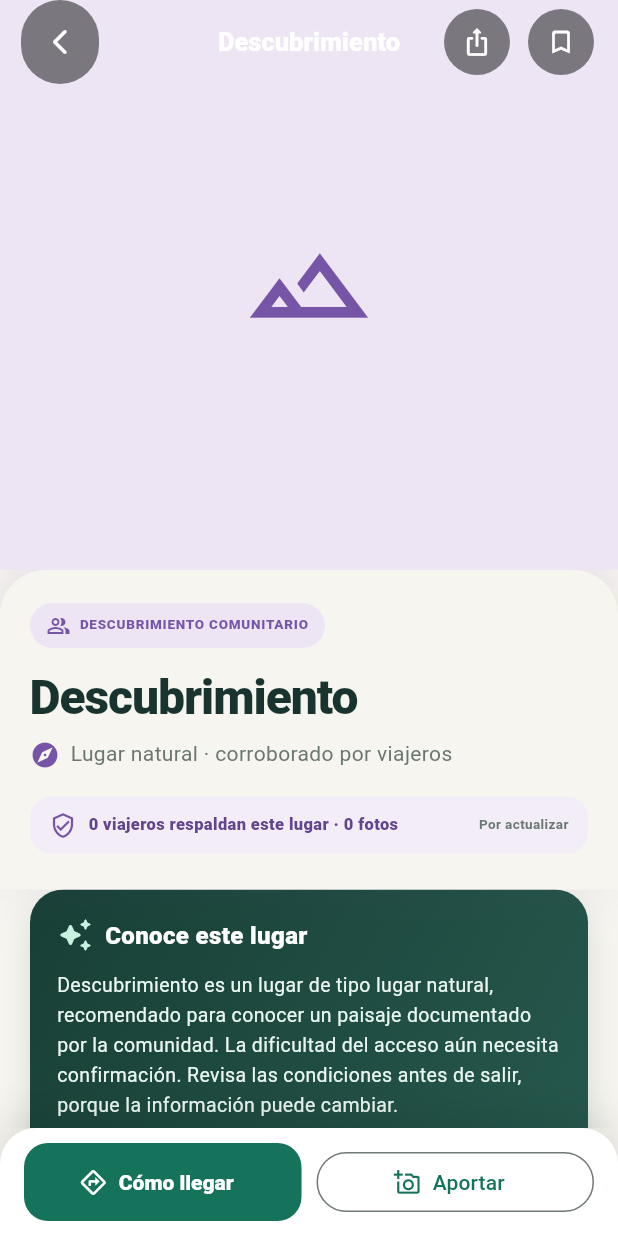
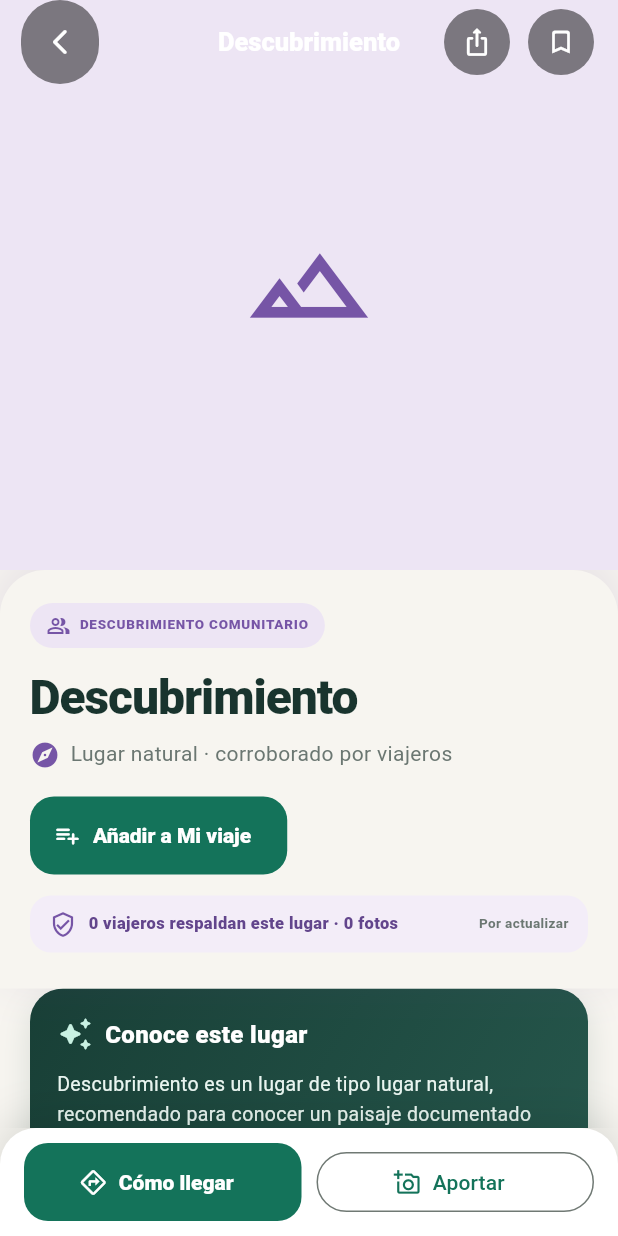
Before and after one commit to Nxz-ST/Turismo-app, a Flutter app: the CommunityPlaceDetailScreen screen opened directly with empty values, on a phone screen of 412 x 824 dp. Run offline on Flutter 3.47's test engine with Material 3 defaults, Android fonts, the phone set to English and light mode, and no system bars; our stand-ins replace connectivity_plus, geolocator, google_maps_flutter, image_picker, share_plus, shared_preferences and 1 more; accounts and stored records are empty; Roboto replaces fonts that are missing (SF Pro Display); statements that could not run were skipped.

Commit message:
feat: integrate community places into trip planning

```diff
--- a/lib/features/places/models/tourist_place_model.dart
+++ b/lib/features/places/models/tourist_place_model.dart
@@ -13,6 +13,8 @@ class TouristPlaceModel {
   final double? accessLatitud;
   final double? accessLongitud;
   final String accessNotes;
+  final String source;
+  final String? communityId;
 
   final String descripcion;
   final String tipoIngreso;
@@ -39,6 +41,8 @@ class TouristPlaceModel {
     this.accessLatitud,
     this.accessLongitud,
     this.accessNotes = '',
+    this.source = 'official',
+    this.communityId,
     required this.descripcion,
     required this.tipoIngreso,
     required this.tarifaAdulto,
@@ -69,6 +73,8 @@ class TouristPlaceModel {
         json['access_longitud']?.toString() ?? '',
       ),
       accessNotes: json['access_notes']?.toString() ?? '',
+      source: json['source']?.toString() ?? 'official',
+      communityId: json['community_id']?.toString(),
       descripcion: json['descripcion']?.toString() ?? '',
       tipoIngreso: json['tipo_ingreso']?.toString() ?? '',
       tarifaAdulto: json['tarifa_adulto']?.toString() ?? '',
@@ -99,6 +105,8 @@ class TouristPlaceModel {
         json['access_longitud']?.toString() ?? '',
       ),
       accessNotes: json['access_notes']?.toString() ?? '',
+      source: json['source']?.toString() ?? 'official',
+      communityId: json['community_id']?.toString(),
       descripcion: json['descripcion']?.toString() ?? '',
       tipoIngreso: json['tipo_ingreso']?.toString() ?? '',
       tarifaAdulto: json['tarifa_adulto']?.toString() ?? '',
@@ -129,6 +137,8 @@ class TouristPlaceModel {
         json['access_longitud']?.toString() ?? '',
       ),
       accessNotes: json['access_notes']?.toString() ?? '',
+      source: json['source']?.toString() ?? 'official',
+      communityId: json['community_id']?.toString(),
       descripcion: json['descripcion']?.toString() ?? '',
       tipoIngreso: json['tipo_ingreso']?.toString() ?? '',
       tarifaAdulto: json['tarifa_adulto']?.toString() ?? '',
@@ -138,6 +148,46 @@ class TouristPlaceModel {
       horarioVisita: json['horario_visita']?.toString() ?? '',
       recomendacionesVisita: json['recomendaciones_visita']?.toString() ?? '',
       actividades: json['actividades']?.toString() ?? '',
+    );
+  }
+
+  factory TouristPlaceModel.fromCommunity(Map<String, dynamic> json) {
+    final communityId = json['id']?.toString() ?? '';
+    var stableId = 17;
+    for (final unit in communityId.codeUnits) {
+      stableId = ((stableId * 31) + unit) & 0x3fffffff;
+    }
+    String value(List<String> keys) {
+      for (final key in keys) {
+        final result = json[key]?.toString().trim() ?? '';
+        if (result.isNotEmpty) return result;
+      }
+      return '';
+    }
+
+    return TouristPlaceModel(
+      id: -stableId.abs(),
+      codigo: 0,
+      nombre: value(['nombre', 'name']),
+      categoria: value(['categoria_ia', 'category', 'categoria']),
+      departamento: value(['departamento', 'department']),
+      provincia: value(['provincia', 'province']),
+      distrito: value(['distrito', 'district']),
+      latitud: double.tryParse(value(['latitud', 'latitude'])) ?? 0,
+      longitud: double.tryParse(value(['longitud', 'longitude'])) ?? 0,
+      altitud: double.tryParse(value(['altitud', 'altitude'])) ?? 0,
+      descripcion: value(['descripcion', 'description']),
+      tipoIngreso: '',
+      tarifaAdulto: '',
+      tarifaNino: '',
+      tarifaExtranjero: '',
+      epocaVisita: '',
+      horarioVisita: '',
+      recomendacionesVisita: '',
+      actividades: '',
+      source: 'community',
+      communityId: communityId,
+      coordinateQuality: 'community_verified',
     );
   }
 
@@ -156,6 +206,8 @@ class TouristPlaceModel {
     'access_latitud': accessLatitud,
     'access_longitud': accessLongitud,
     'access_notes': accessNotes,
+    'source': source,
+    'community_id': communityId,
     'descripcion': descripcion,
     'tipo_ingreso': tipoIngreso,
     'tarifa_adulto': tarifaAdulto,
@@ -182,6 +234,8 @@ class TouristPlaceModel {
     accessLatitud: accessLatitud,
     accessLongitud: accessLongitud,
     accessNotes: accessNotes,
+    source: source,
+    communityId: communityId,
     descripcion: descripcion,
     tipoIngreso: tipoIngreso,
     tarifaAdulto: tarifaAdulto,
@@ -195,6 +249,9 @@ class TouristPlaceModel {
 
   bool get hasVerifiedAccess => accessLatitud != null && accessLongitud != null;
 
+  String get libraryKey =>
+      communityId == null ? 'official-$id' : 'community-$communityId';
+
   double get navigationLatitud => accessLatitud ?? latitud;
 
   double get navigationLongitud => accessLongitud ?? longitud;
--- a/lib/features/places/screens/community_place_detail_screen.dart
+++ b/lib/features/places/screens/community_place_detail_screen.dart
@@ -7,11 +7,13 @@ import 'package:url_launcher/url_launcher.dart';
 import '../../../core/constants/app_colors.dart';
 import '../../../core/utils/display_text.dart';
 import '../models/existing_place_target.dart';
+import '../models/tourist_place_model.dart';
 import '../models/place_trust_model.dart';
 import '../services/place_trust_service.dart';
 import '../widgets/place_trust_passport_card.dart';
 import '../widgets/place_issue_report_button.dart';
 import 'register_place_screen.dart';
+import '../../profile/services/travel_library_service.dart';
 
 class CommunityPlaceDetailScreen extends StatefulWidget {
   const CommunityPlaceDetailScreen({super.key, required this.initialPlace});
@@ -28,6 +30,7 @@ class _CommunityPlaceDetailScreenState
   late final String _placeId = widget.initialPlace['id'].toString();
   int _heroIndex = 0;
   bool _saved = false;
+  bool _inTrip = false;
   late final Future<Map<String, dynamic>> _future = PlaceTrustService()
       .getCommunityPlace(_placeId)
       .catchError((_) => widget.initialPlace);
@@ -38,6 +41,14 @@ class _CommunityPlaceDetailScreenState
   void initState() {
     super.initState();
     _loadSavedState();
+    _loadTripState();
+  }
+
+  Future<void> _loadTripState() async {
+    final inTrip = await TravelLibraryService.instance.isInTrip(
+      TouristPlaceModel.fromCommunity(widget.initialPlace),
+    );
+    if (mounted) setState(() => _inTrip = inTrip);
   }
 
   Future<void> _loadSavedState() async {
@@ -300,6 +311,14 @@ class _CommunityPlaceDetailScreenState
             ],
           ),
           const SizedBox(height: 18),
+          FilledButton.tonalIcon(
+            onPressed: _inTrip ? null : () => _addToTrip(place),
+            icon: Icon(
+              _inTrip ? Icons.check_rounded : Icons.playlist_add_rounded,
+            ),
+            label: Text(_inTrip ? 'Añadido a Mi viaje' : 'Añadir a Mi viaje'),
+          ),
+          const SizedBox(height: 14),
           Container(
             padding: const EdgeInsets.symmetric(horizontal: 13, vertical: 10),
             decoration: BoxDecoration(
@@ -424,6 +443,24 @@ class _CommunityPlaceDetailScreenState
       MaterialPageRoute(
         builder: (_) => RegisterPlaceScreen(
           existingPlace: ExistingPlaceTarget.fromCommunity(place),
+        ),
+      ),
+    );
+  }
+
+  Future<void> _addToTrip(Map<String, dynamic> place) async {
+    HapticFeedback.selectionClick();
+    final added = await TravelLibraryService.instance.addToTrip(
+      TouristPlaceModel.fromCommunity(place),
+    );
+    if (!mounted) return;
+    setState(() => _inTrip = true);
+    ScaffoldMessenger.of(context).showSnackBar(
+      SnackBar(
+        content: Text(
+          added
+              ? 'Lugar añadido a Mi viaje.'
+              : 'Este lugar ya estaba en Mi viaje.',
         ),
       ),
     );
--- a/lib/features/places/screens/tourist_place_detail_screen.dart
+++ b/lib/features/places/screens/tourist_place_detail_screen.dart
@@ -1163,11 +1163,11 @@ class _ReviewsSectionState extends State<_ReviewsSection> {
     children: [
       Row(
         children: [
-          const Expanded(child: _SectionTitle('Tu experiencia')),
+          const Expanded(child: _SectionTitle('Mi recuerdo')),
           TextButton.icon(
             onPressed: _addReview,
             icon: const Icon(Icons.rate_review_outlined, size: 18),
-            label: const Text('Añadir nota'),
+            label: const Text('Guardar recuerdo'),
           ),
         ],
       ),
@@ -1181,7 +1181,7 @@ class _ReviewsSectionState extends State<_ReviewsSection> {
             borderRadius: BorderRadius.circular(20),
           ),
           child: const Text(
-            'Guarda una valoración y algo que quieras recordar de tu visita.',
+            'Guarda de forma privada una valoración y algo que quieras recordar de tu visita.',
             style: TextStyle(color: AppColors.textLight),
           ),
         )
--- a/lib/features/profile/services/travel_library_service.dart
+++ b/lib/features/profile/services/travel_library_service.dart
@@ -54,12 +54,15 @@ class TravelLibraryService {
   Future<bool> addToTrip(TouristPlaceModel place) async {
     final state = await _loadSyncedState();
     final items = _decodePlaces(state['trip']);
-    if (items.any((item) => item.id == place.id)) return false;
+    if (items.any((item) => item.libraryKey == place.libraryKey)) return false;
     items.add(place);
     state['trip'] = _encodePlaces(items);
     await _saveAndSync(state);
     return true;
   }
+
+  Future<bool> isInTrip(TouristPlaceModel place) async =>
+      (await trip()).any((item) => item.libraryKey == place.libraryKey);
 
   Future<void> removeFromTrip(int placeId) async {
     final state = await _loadSyncedState();
```
Also changed, not shown: docs/tesis/matriz_resultados_pruebas.csv (added, +51 -0 lines), lib/features/profile/screens/my_trip_screen.dart (+6 -4 lines), 2 other files.
